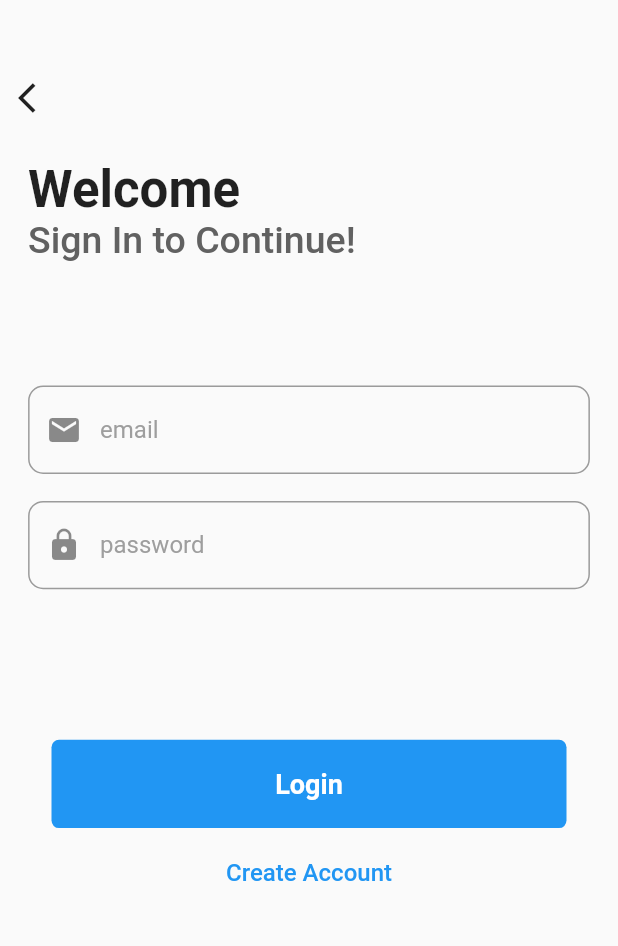
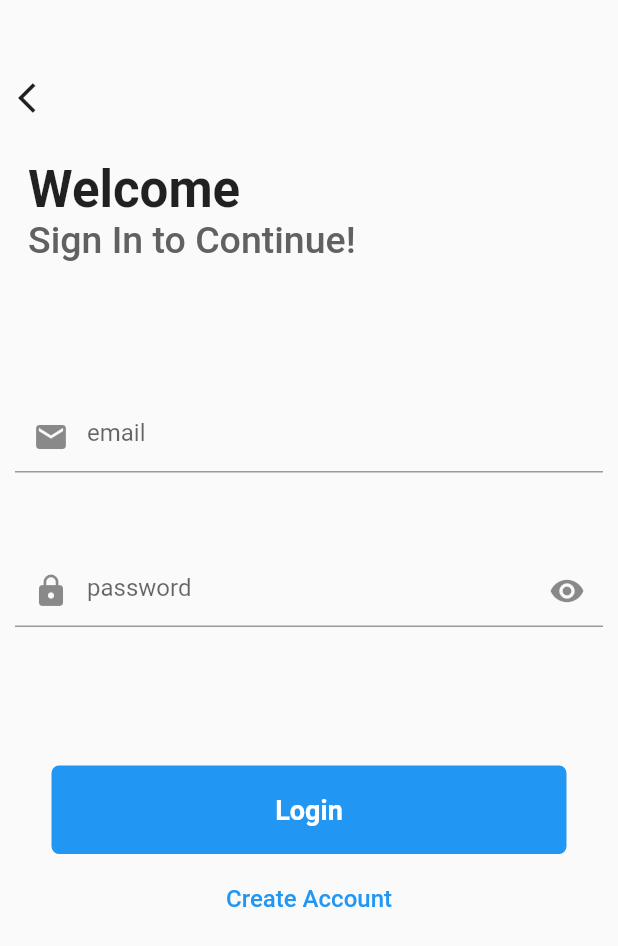
Before and after one commit to Sonas25/covi-req-repo, a Flutter app: the screen it shows after launch, on a phone screen of 412 x 824 dp. Shown: the top 946 px of the screen. Run offline on Flutter 3.47's test engine with Material 2 defaults, Android fonts, the phone set to English and light mode, and no system bars; our stand-ins replace firebase_auth, firebase_core; accounts and stored records are empty.

Commit message:
set format in login page

```diff
--- a/lib/LoginScreen.dart
+++ b/lib/LoginScreen.dart
@@ -12,6 +12,7 @@ class _LoginScreenState extends State<LoginScreen> {
   final TextEditingController _email = TextEditingController();
   final TextEditingController _password = TextEditingController();
   bool isLoading = false;
+  bool isHiddenPassword = true;
 
   @override
   Widget build(BuildContext context) {
@@ -66,16 +67,35 @@ class _LoginScreenState extends State<LoginScreen> {
               height: size.height / 10,
             ),
             Container(
-                    width: size.width,
-                    alignment: Alignment.center,
-                    child: field(size, "email", Icons.email, _email),
+              padding: EdgeInsets.all(10.0),
+              child: Column(
+                mainAxisAlignment: MainAxisAlignment.center,
+                children: [
+                  TextField(
+                    controller: _email,
+                    decoration: InputDecoration(
+                      hintText: "email",
+                      prefixIcon: Icon(Icons.email),
                     ),
-                  Padding(
-                    padding: const EdgeInsets.symmetric(vertical: 18.0),
-                    child: Container(
-                      width: size.width,
-                      alignment: Alignment.center,
-                      child: field(size, "password", Icons.lock, _password),
+                  ),
+                  SizedBox(
+                    height: size.height / 15,
+                  ),
+                  TextField(
+                    controller: _password,
+                    obscureText: isHiddenPassword,
+                    decoration: InputDecoration(
+                      hintText: "password",
+                      prefixIcon: Icon(Icons.lock),
+                      suffixIcon: InkWell(
+                        onTap: _togglePasswordView,
+                        child: Icon(
+                          Icons.visibility,
+                        ),
+                      ),
+                    ),
+                  ),
+                ],
               ),
             ),
             SizedBox(
@@ -167,4 +187,11 @@ class _LoginScreenState extends State<LoginScreen> {
       ),
     );
   }
+
+  void _togglePasswordView(){
+
+    setState(() {
+      isHiddenPassword = !isHiddenPassword;
+    });
   }
+}
--- a/lib/Screens/HomeScreen.dart
+++ b/lib/Screens/HomeScreen.dart
@@ -6,7 +6,7 @@ class HomeScreen extends StatelessWidget {
   Widget build(BuildContext context) {
     return Scaffold(
       appBar: AppBar(
-        title: Text("Home Screen"),
+        title: Text("Reqvid"),
       ),
       body: Center(
           child: Column(
```
Lines whose indentation alone changed are shown as unchanged.
